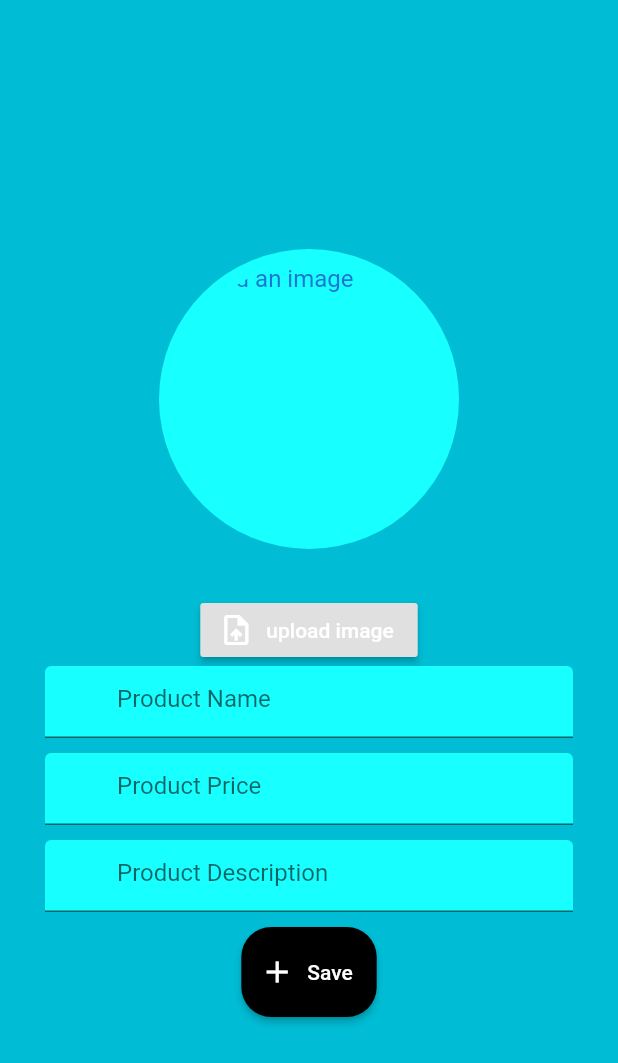
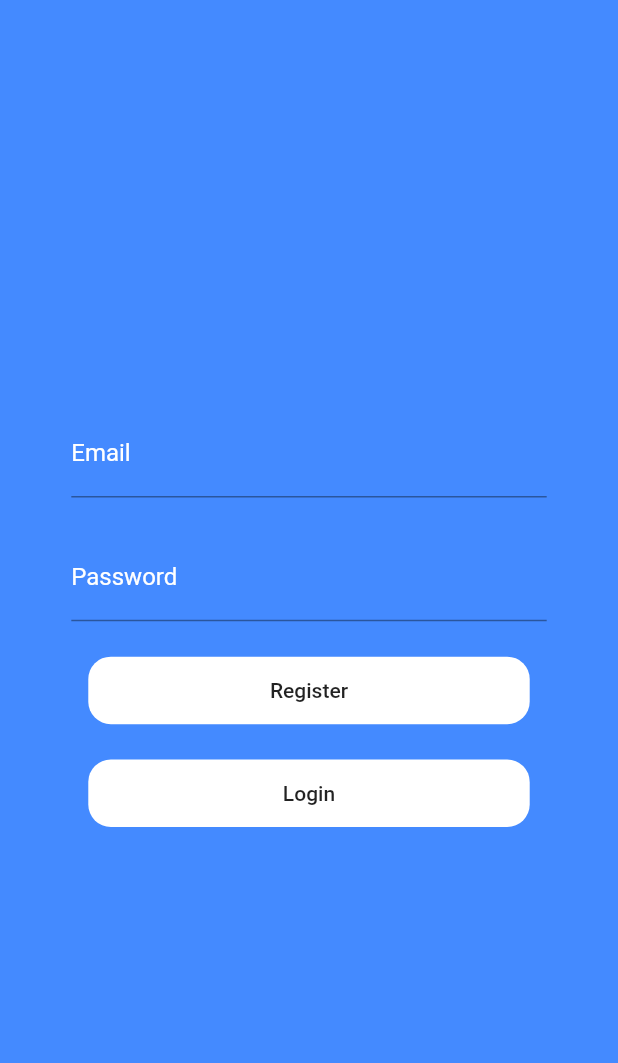
Before and after one commit to AlbertLouca/Pharmacy-Market, a Flutter app: the screen it shows after launch, on a phone screen of 412 x 824 dp. Shown: the top 1063 px of the screen. Run offline on Flutter 3.47's test engine with Material 2 defaults, Android fonts, the light colour scheme and no system bars; our stand-ins replace cloud_firestore, firebase_auth, firebase_core, firebase_storage, image_picker; missing offline and left inert: Pharmacy; accounts and stored records are empty.

Commit message:
Register
Register done

```diff
--- a/lib/main.dart
+++ b/lib/main.dart
@@ -20,7 +20,7 @@ class MyApp extends StatelessWidget{
   Widget build(BuildContext context) {
     return MaterialApp(
 
-      initialRoute: AddProduct.id,
+      initialRoute: LoginScreen.id,
       routes: {
         Category.id:(context)=>Category(),
         LoginScreen.id:(context)=>LoginScreen(),
--- a/lib/screens/login_screen.dart
+++ b/lib/screens/login_screen.dart
@@ -1,5 +1,10 @@
+
+
 import 'package:flutter/material.dart';
-
+import 'package:pharmacynew/services/auth.dart';
+import 'package:pharmacynew/screens/admin/manage_page.dart';
+import 'package:pharmacynew/screens/user/categories_screen.dart';
+import 'package:pharmacynew/templates/GenericTextFeild.dart';
 import '../constants.dart';
 
 class LoginScreen extends StatelessWidget {
@@ -7,13 +12,135 @@ class LoginScreen extends StatelessWidget {
   @override
   Widget build(BuildContext context) {
     return Scaffold(
-      backgroundColor: kBackGroundColor,
-      body:Container(
+        backgroundColor: kBackGroundColor,
+        body:SafeArea(
+          child: MyCustomForm() ,
+        )
+
+    );
 
 
-      ),
+  }
+}
+class MyCustomForm extends StatefulWidget {
+  @override
+  _MyCustomFormState createState() => _MyCustomFormState();
+}
+
+class _MyCustomFormState extends State<MyCustomForm> {
+
+  final _formKey = GlobalKey<FormState>();
+
+  TextEditingController _email = TextEditingController();
+  TextEditingController _password = TextEditingController();
+  final myController = TextEditingController();
+
+  @override
+  void initState(){
+    super.initState();
+    myController.addListener(_printLatest);
+  }
 
 
+  @override
+  void dispose() {
+    myController.dispose();
+    super.dispose();
+  }
+
+
+  _printLatest()
+  {
+    print("Latest value is ${myController.text}");
+  }
+
+  @override
+  Widget build(BuildContext context) {
+    return Scaffold(
+      body: Container(
+        width: MediaQuery.of(context).size.width,
+        height: MediaQuery.of(context).size.height,
+        decoration: BoxDecoration(
+          color: Colors.blueAccent,
+        ),
+        child: Column(
+          mainAxisAlignment: MainAxisAlignment.center,
+          children: [
+            Container(
+              width: MediaQuery.of(context).size.width / 1.3,
+              child: TextFormField(
+                style: TextStyle(color: Colors.white),
+                controller: _email,
+                decoration: InputDecoration(
+                  hintText: "Email",
+                  hintStyle: TextStyle(
+                    color: Colors.white,
+                  ),
+                  labelText: "Email",
+                  labelStyle: TextStyle(
+                    color: Colors.white,
+                  ),
+                ),
+              ),
+            ),
+            SizedBox(height: MediaQuery.of(context).size.height / 35),
+            Container(
+              width: MediaQuery.of(context).size.width / 1.3,
+              child: TextFormField(
+                style: TextStyle(color: Colors.white),
+                controller: _password,
+                obscureText: true,
+                decoration: InputDecoration(
+                  hintText: "password",
+                  hintStyle: TextStyle(
+                    color: Colors.white,
+                  ),
+                  labelText: "Password",
+                  labelStyle: TextStyle(
+                    color: Colors.white,
+                  ),
+                ),
+              ),
+            ),
+            SizedBox(height: MediaQuery.of(context).size.height / 35),
+            Container(
+              width: MediaQuery.of(context).size.width / 1.4,
+              height: 45,
+              decoration: BoxDecoration(
+                borderRadius: BorderRadius.circular(15.0),
+                color: Colors.white,
+              ),
+              child: MaterialButton(
+                onPressed: () async {
+                  bool shouldNavigate =
+                  await register(_email.text, _password.text);
+                  if (shouldNavigate) {
+                    Navigator.push(
+                      context,
+                      MaterialPageRoute(
+                        builder: (context) => Category(),
+                      ),
+                    );
+                  }
+                },
+                child: Text("Register"),
+              ),
+            ),
+            SizedBox(height: MediaQuery.of(context).size.height / 35),
+            Container(
+              width: MediaQuery.of(context).size.width / 1.4,
+              height: 45,
+              decoration: BoxDecoration(
+                borderRadius: BorderRadius.circular(15.0),
+                color: Colors.white,
+              ),
+              child: MaterialButton(
+                  onPressed: () {},
+                  child: Text("Login")),
+            ),
+          ],
+        ),
+      ),
     );
   }
 }
--- /dev/null
+++ b/lib/services/auth.dart
@@ -0,0 +1,30 @@
+import 'package:firebase_auth/firebase_auth.dart';
+Future<bool> register(String email, String password) async {
+  try {
+    await FirebaseAuth.instance
+        .createUserWithEmailAndPassword(email: email, password: password);
+    return true;
+  } on FirebaseAuthException catch (e) {
+    if (e.code == 'weak-password') {
+      print('The password provided is too weak.');
+    } else if (e.code == 'email-already-in-use') {
+      print('The account already exists for that email.');
+    }
+    return false;
+  } catch (e) {
+    print(e.toString());
+    return false;
+  }
+}
+
+
+Future<bool> signIn(String email, String password) async {
+  try {
+    await FirebaseAuth.instance
+        .signInWithEmailAndPassword(email: email, password: password);
+    return true;
+  } catch (e) {
+    print(e);
+    return false;
+  }
+}
```
